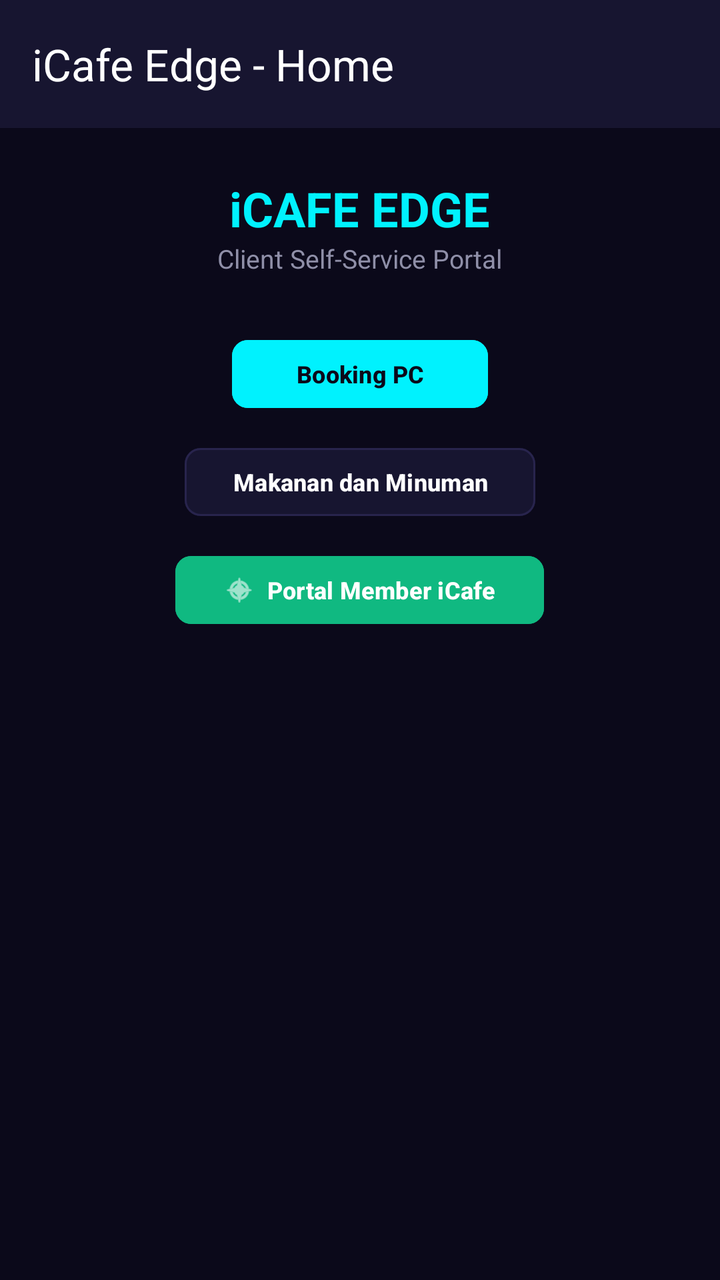
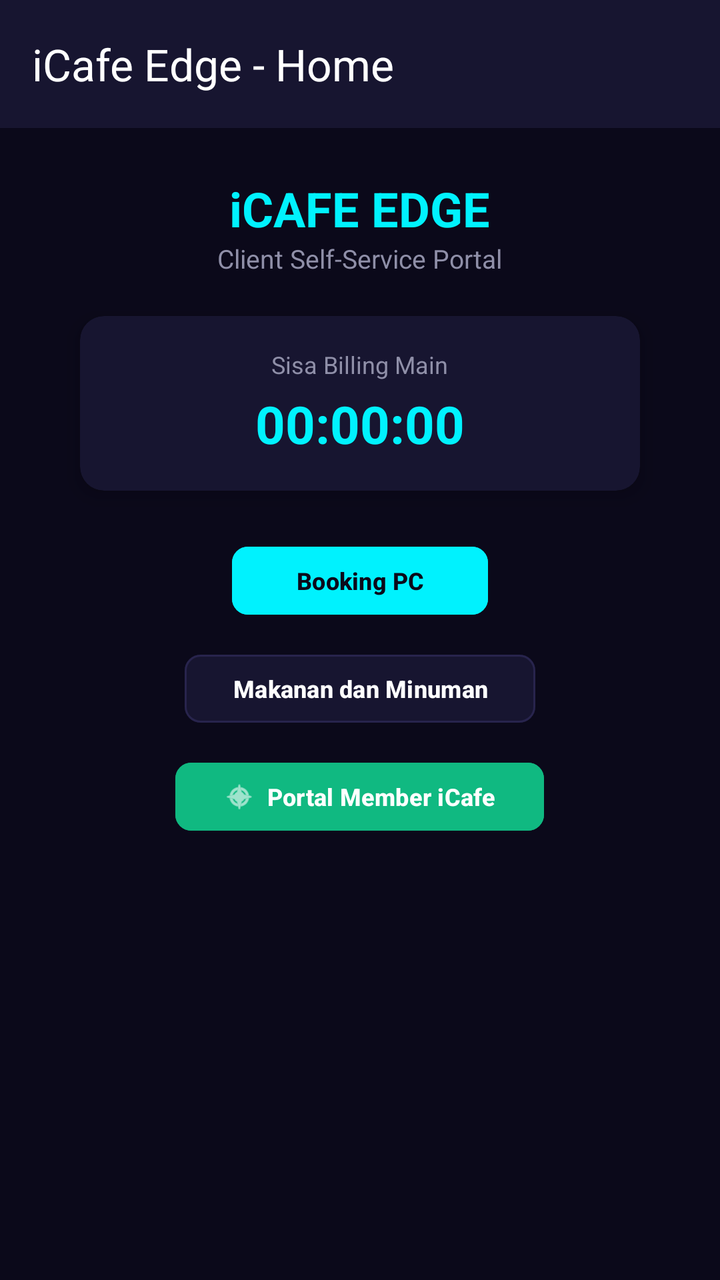

Compare the two renders of this Android layout. The source of the first and the diff that turns it into the second are given below.
<!-- AndroidManifest.xml: application theme Theme.Sjrpringles -->
<!-- res/layout/fragment_home.xml -->
<?xml version="1.0" encoding="utf-8"?>
<androidx.coordinatorlayout.widget.CoordinatorLayout
    xmlns:android="http://schemas.android.com/apk/res/android"
    xmlns:app="http://schemas.android.com/apk/res-auto"
    android:layout_width="match_parent"
    android:layout_height="match_parent"
    android:background="#0B091A">

    <com.google.android.material.appbar.AppBarLayout
        android:id="@+id/appBar"
        android:layout_width="match_parent"
        android:layout_height="wrap_content"
        android:theme="@style/ThemeOverlay.MaterialComponents.Dark.ActionBar">

        <androidx.appcompat.widget.Toolbar
            android:id="@+id/toolbar"
            android:layout_width="match_parent"
            android:layout_height="?attr/actionBarSize"
            android:background="#171530"
            app:title="iCafe Edge - Home"
            app:titleTextColor="@android:color/white"
            app:layout_scrollFlags="scroll|enterAlways" />

    </com.google.android.material.appbar.AppBarLayout>

    <androidx.core.widget.NestedScrollView
        android:layout_width="match_parent"
        android:layout_height="match_parent"
        android:clipToPadding="false"
        android:paddingVertical="24dp"
        app:layout_behavior="@string/appbar_scrolling_view_behavior">

        <LinearLayout
            android:layout_width="match_parent"
            android:layout_height="wrap_content"
            android:gravity="center_horizontal"
            android:orientation="vertical">

            <TextView
                android:layout_width="wrap_content"
                android:layout_height="wrap_content"
                android:text="iCAFE EDGE"
                android:textColor="#00F2FE"
                android:textSize="24sp"
                android:textStyle="bold" />

            <TextView
                android:layout_width="wrap_content"
                android:layout_height="wrap_content"
                android:layout_marginBottom="28dp"
                android:text="Client Self-Service Portal"
                android:textColor="#8F8FA8"
                android:textSize="13sp" />

            
            <Button
                android:id="@+id/btnBooking"
                android:layout_width="wrap_content"
                android:layout_height="42dp"
                android:layout_gravity="center_horizontal"
                android:layout_marginBottom="12dp"
                android:backgroundTint="#00F2FE"
                android:paddingHorizontal="32dp"
                android:text="Booking PC"
                android:textColor="#0B091A"
                android:textSize="12sp"
                android:textStyle="bold"
                app:cornerRadius="8dp" />

            
            <Button
                android:id="@+id/btnKantin"
                android:layout_width="wrap_content"
                android:layout_height="42dp"
                android:layout_gravity="center_horizontal"
                android:layout_marginBottom="12dp"
                android:backgroundTint="#171530"
                android:paddingHorizontal="24dp"
                android:text="Makanan dan Minuman"
                android:textColor="#FFFFFF"
                android:textSize="12sp"
                android:textStyle="bold"
                app:cornerRadius="8dp"
                app:strokeColor="#28244D"
                app:strokeWidth="1dp" />

            
            <Button
                android:id="@+id/btnWebView"
                android:layout_width="wrap_content"
                android:layout_height="42dp"
                android:layout_gravity="center_horizontal"
                android:backgroundTint="#10B981"
                android:paddingHorizontal="24dp"
                android:text="Portal Member iCafe"
                android:textColor="#FFFFFF"
                android:textSize="12sp"
                android:textStyle="bold"
                app:cornerRadius="8dp"
                app:icon="@android:drawable/ic_menu_compass"
                app:iconGravity="textStart"
                app:iconPadding="6dp"
                app:iconSize="16dp"
                app:iconTint="#FFFFFF" />

        </LinearLayout>

    </androidx.core.widget.NestedScrollView>

</androidx.coordinatorlayout.widget.CoordinatorLayout>
<!-- resources referenced by this layout -->
<resources>
  <style name="Theme.Sjrpringles" parent="Theme.Material3.DayNight.NoActionBar">
          
          <item name="colorPrimary">#2563EB</item>
          <item name="colorOnPrimary">#FFFFFF</item>
          <item name="android:statusBarColor">#0B0E1B</item>
      </style>
</resources>

<!-- the commit's change to res/layout/fragment_home.xml (unified diff, before → after) -->
@@ -47,10 +47,46 @@
             <TextView
                 android:layout_width="wrap_content"
                 android:layout_height="wrap_content"
-                android:layout_marginBottom="28dp"
+                android:layout_marginBottom="20dp"
                 android:text="Client Self-Service Portal"
                 android:textColor="#8F8FA8"
                 android:textSize="13sp" />
+
+            
+            <androidx.cardview.widget.CardView
+                android:layout_width="280dp"
+                android:layout_height="wrap_content"
+                android:layout_marginBottom="24dp"
+                app:cardBackgroundColor="#171530"
+                app:cardCornerRadius="12dp"
+                app:cardElevation="6dp">
+
+                <LinearLayout
+                    android:layout_width="match_parent"
+                    android:layout_height="wrap_content"
+                    android:gravity="center"
+                    android:orientation="vertical"
+                    android:padding="16dp">
+
+                    <TextView
+                        android:layout_width="wrap_content"
+                        android:layout_height="wrap_content"
+                        android:text="Sisa Billing Main"
+                        android:textColor="#8F8FA8"
+                        android:textSize="12sp" />
+
+                    <TextView
+                        android:id="@+id/tvBillingTimer"
+                        android:layout_width="wrap_content"
+                        android:layout_height="wrap_content"
+                        android:layout_marginTop="4dp"
+                        android:text="00:00:00"
+                        android:textColor="#00F2FE"
+                        android:textSize="26sp"
+                        android:textStyle="bold" />
+
+                </LinearLayout>
+            </androidx.cardview.widget.CardView>
 
             
             <Button
